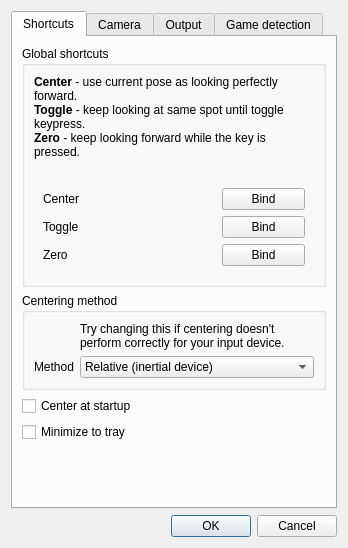
Qt form gui/settings.ui (opentrack/opentrack) before a commit.
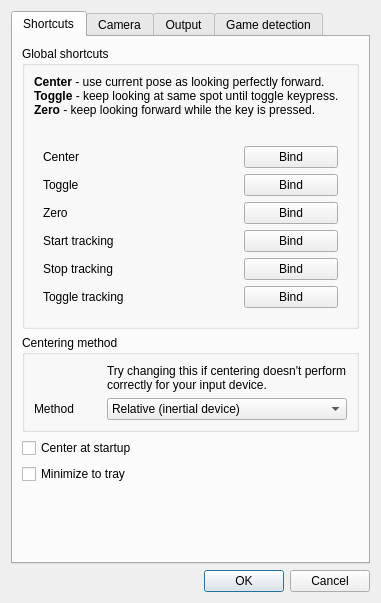
The same form after that commit. Icons and pictures are not drawn. Custom widgets are drawn as their Qt base class.

Commit message: gui: add shortcuts for starting/toggling tracking

Patch:
```diff
--- a/gui/settings.ui
+++ b/gui/settings.ui
@@ -6,8 +6,8 @@
    <rect>
     <x>0</x>
     <y>0</y>
-    <width>348</width>
-    <height>548</height>
+    <width>381</width>
+    <height>603</height>
    </rect>
   </property>
   <property name="windowTitle">
@@ -62,6 +62,33 @@
              <string notr="true">QGroupBox { border: 0; }</string>
             </property>
             <layout class="QGridLayout" name="gridLayout_8">
+             <item row="8" column="2">
+              <widget class="QPushButton" name="bind_stop">
+               <property name="text">
+                <string>Bind</string>
+               </property>
+              </widget>
+             </item>
+             <item row="7" column="0">
+              <widget class="QLabel" name="textLabel2_7">
+               <property name="text">
+                <string>Start tracking</string>
+               </property>
+               <property name="wordWrap">
+                <bool>false</bool>
+               </property>
+              </widget>
+             </item>
+             <item row="8" column="0">
+              <widget class="QLabel" name="textLabel2_8">
+               <property name="text">
+                <string>Stop tracking</string>
+               </property>
+               <property name="wordWrap">
+                <bool>false</bool>
+               </property>
+              </widget>
+             </item>
              <item row="0" column="1">
               <widget class="QLabel" name="center_text">
                <property name="text">
@@ -79,13 +106,6 @@
                </property>
               </widget>
              </item>
-             <item row="6" column="1">
-              <widget class="QLabel" name="zero_text">
-               <property name="text">
-                <string/>
-               </property>
-              </widget>
-             </item>
              <item row="5" column="1">
               <widget class="QLabel" name="toggle_text">
                <property name="text">
@@ -93,13 +113,10 @@
                </property>
               </widget>
              </item>
-             <item row="5" column="0">
-              <widget class="QLabel" name="textLabel2_5">
+             <item row="6" column="1">
+              <widget class="QLabel" name="zero_text">
                <property name="text">
-                <string>Toggle</string>
-               </property>
-               <property name="wordWrap">
-                <bool>false</bool>
+                <string/>
                </property>
               </widget>
              </item>
@@ -120,10 +137,13 @@
                </property>
               </widget>
              </item>
-             <item row="5" column="2">
-              <widget class="QPushButton" name="bind_toggle">
+             <item row="5" column="0">
+              <widget class="QLabel" name="textLabel2_5">
                <property name="text">
-                <string>Bind</string>
+                <string>Toggle</string>
+               </property>
+               <property name="wordWrap">
+                <bool>false</bool>
                </property>
               </widget>
              </item>
@@ -134,6 +154,58 @@
                </property>
               </widget>
              </item>
+             <item row="5" column="2">
+              <widget class="QPushButton" name="bind_toggle">
+               <property name="text">
+                <string>Bind</string>
+               </property>
+              </widget>
+             </item>
+             <item row="7" column="2">
+              <widget class="QPushButton" name="bind_start">
+               <property name="text">
+                <string>Bind</string>
+               </property>
+              </widget>
+             </item>
+             <item row="9" column="0">
+              <widget class="QLabel" name="textLabel2_9">
+               <property name="text">
+                <string>Toggle tracking</string>
+               </property>
+               <property name="wordWrap">
+                <bool>false</bool>
+               </property>
+              </widget>
+             </item>
+             <item row="9" column="2">
+              <widget class="QPushButton" name="bind_toggle_tracking">
+               <property name="text">
+                <string>Bind</string>
+               </property>
+              </widget>
+             </item>
+             <item row="7" column="1">
+              <widget class="QLabel" name="start_tracking_text">
+               <property name="text">
+                <string/>
+               </property>
+              </widget>
+             </item>
+             <item row="8" column="1">
+              <widget class="QLabel" name="stop_tracking_text">
+               <property name="text">
+                <string/>
+               </property>
+              </widget>
+             </item>
+             <item row="9" column="1">
+              <widget class="QLabel" name="toggle_tracking_text">
+               <property name="text">
+                <string/>
+               </property>
+              </widget>
+             </item>
             </layout>
            </widget>
           </item>
```
